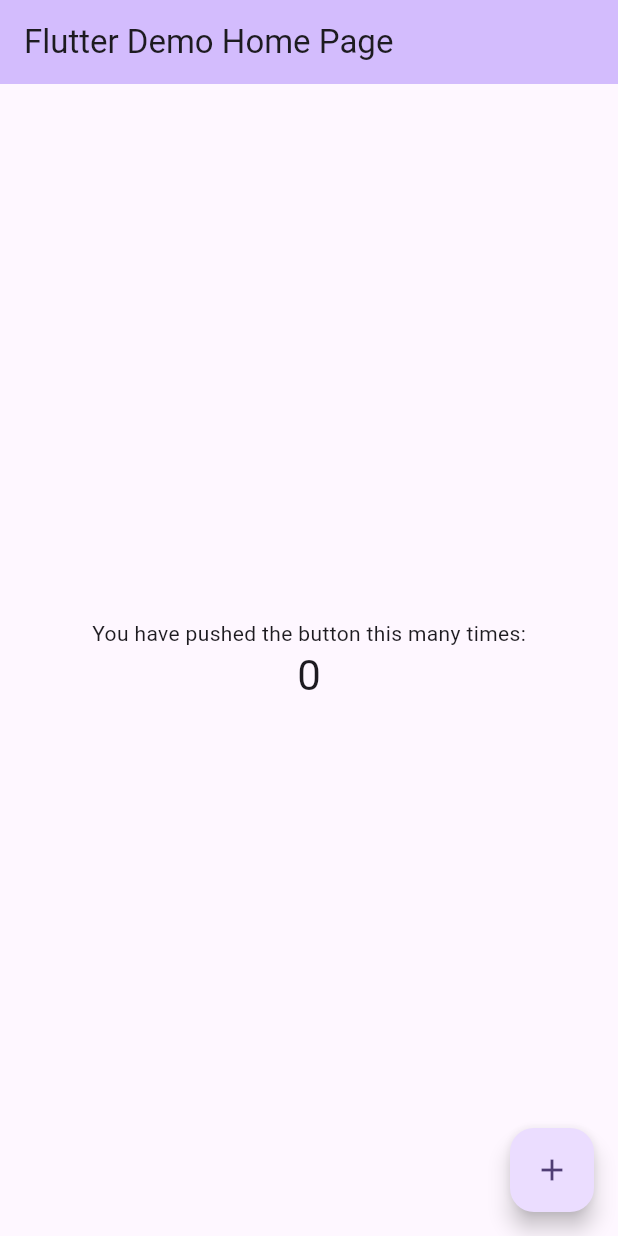
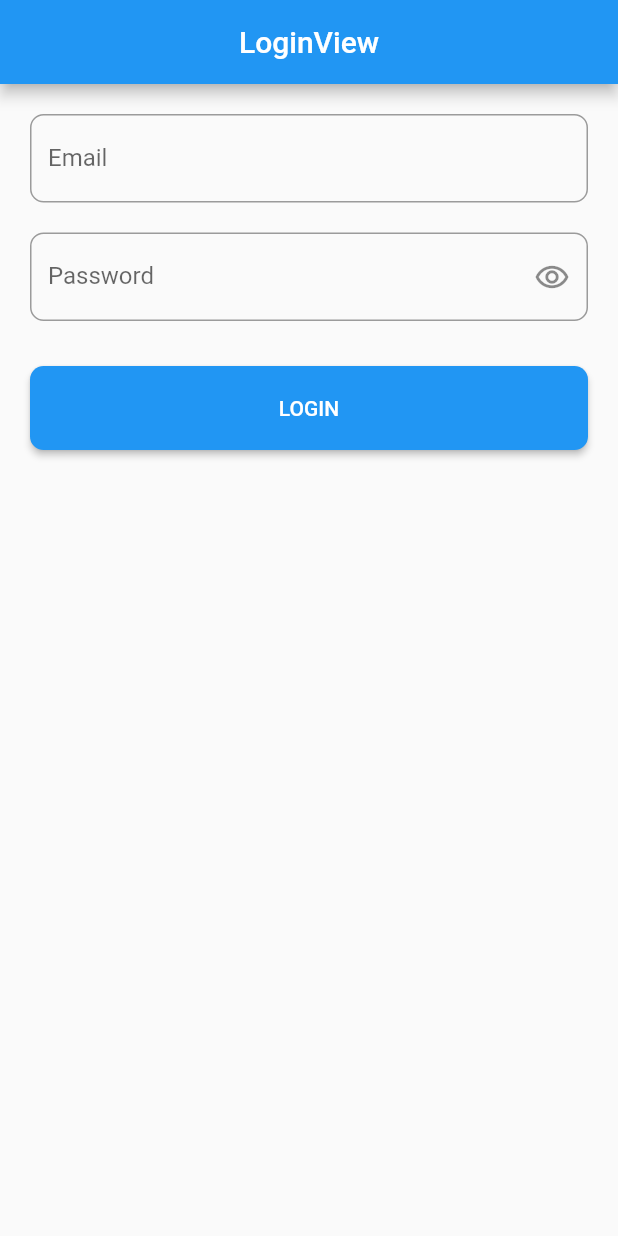
Before and after one commit to HernanFebri/qrcode_app, a Flutter app: the screen it shows after launch, on a phone screen of 412 x 824 dp. Run offline on Flutter 3.47's test engine with Material 3 defaults, Android fonts, the phone set to English and light mode, and no system bars; our stand-ins replace get.

Commit message:
Update Halaman Login

```diff
--- /dev/null
+++ b/lib/app/modules/login/controllers/login_controller.dart
@@ -0,0 +1,5 @@
+import 'package:get/get.dart';
+
+class LoginController extends GetxController {
+  RxBool isHidden = true.obs;
+}
--- /dev/null
+++ b/lib/app/modules/login/views/login_view.dart
@@ -0,0 +1,75 @@
+import 'package:flutter/material.dart';
+
+import 'package:get/get.dart';
+
+import '../controllers/login_controller.dart';
+
+class LoginView extends GetView<LoginController> {
+  LoginView({super.key});
+
+  final TextEditingController emailC = TextEditingController();
+  final TextEditingController passC = TextEditingController();
+
+  @override
+  Widget build(BuildContext context) {
+    return Scaffold(
+      appBar: AppBar(
+        title: const Text('LoginView'),
+        centerTitle: true,
+      ),
+      body: ListView(
+        padding: const EdgeInsets.all(20),
+        children: [
+          TextField(
+            autocorrect: false,
+            controller: emailC,
+            keyboardType: TextInputType.emailAddress,
+            decoration: InputDecoration(
+              labelText: "Email",
+              border: OutlineInputBorder(
+                borderRadius: BorderRadius.circular(9),
+              ),
+            ),
+          ),
+          const SizedBox(
+            height: 20,
+          ),
+          Obx(
+            () => TextField(
+              autocorrect: false,
+              controller: passC,
+              keyboardType: TextInputType.text,
+              obscureText: controller.isHidden.value,
+              decoration: InputDecoration(
+                labelText: "Password",
+                suffixIcon: IconButton(
+                    onPressed: () {
+                      controller.isHidden.toggle();
+                    },
+                    icon: Icon(controller.isHidden.isFalse
+                        ? Icons.remove_red_eye
+                        : Icons.remove_red_eye_outlined)),
+                border: OutlineInputBorder(
+                  borderRadius: BorderRadius.circular(9),
+                ),
+              ),
+            ),
+          ),
+          const SizedBox(
+            height: 30,
+          ),
+          ElevatedButton(
+            onPressed: () {},
+            style: ElevatedButton.styleFrom(
+              shape: RoundedRectangleBorder(
+                borderRadius: BorderRadius.circular(9),
+              ),
+              padding: const EdgeInsets.symmetric(vertical: 20),
+            ),
+            child: const Text("LOGIN"),
+          )
+        ],
+      ),
+    );
+  }
+}
--- a/lib/main.dart
+++ b/lib/main.dart
@@ -1,125 +1,16 @@
 import 'package:flutter/material.dart';
 
+import 'package:get/get.dart';
+
+import 'app/routes/app_pages.dart';
+
 void main() {
-  runApp(const MyApp());
+  runApp(
+    GetMaterialApp(
+      theme: ThemeData(useMaterial3: false),
+      title: "QR Code",
+      initialRoute: Routes.login,
+      getPages: AppPages.routes,
+    ),
+  );
 }
-
-class MyApp extends StatelessWidget {
-  const MyApp({super.key});
-
-  // This widget is the root of your application.
-  @override
-  Widget build(BuildContext context) {
-    return MaterialApp(
-      title: 'Flutter Demo',
-      theme: ThemeData(
-        // This is the theme of your application.
-        //
-        // TRY THIS: Try running your application with "flutter run". You'll see
-        // the application has a purple toolbar. Then, without quitting the app,
-        // try changing the seedColor in the colorScheme below to Colors.green
-        // and then invoke "hot reload" (save your changes or press the "hot
-        // reload" button in a Flutter-supported IDE, or press "r" if you used
-        // the command line to start the app).
-        //
-        // Notice that the counter didn't reset back to zero; the application
-        // state is not lost during the reload. To reset the state, use hot
-        // restart instead.
-        //
-        // This works for code too, not just values: Most code changes can be
-        // tested with just a hot reload.
-        colorScheme: ColorScheme.fromSeed(seedColor: Colors.deepPurple),
-        useMaterial3: true,
-      ),
-      home: const MyHomePage(title: 'Flutter Demo Home Page'),
-    );
-  }
-}
-
-class MyHomePage extends StatefulWidget {
-  const MyHomePage({super.key, required this.title});
-
-  // This widget is the home page of your application. It is stateful, meaning
-  // that it has a State object (defined below) that contains fields that affect
-  // how it looks.
-
-  // This class is the configuration for the state. It holds the values (in this
-  // case the title) provided by the parent (in this case the App widget) and
-  // used by the build method of the State. Fields in a Widget subclass are
-  // always marked "final".
-
-  final String title;
-
-  @override
-  State<MyHomePage> createState() => _MyHomePageState();
-}
-
-class _MyHomePageState extends State<MyHomePage> {
-  int _counter = 0;
-
-  void _incrementCounter() {
-    setState(() {
-      // This call to setState tells the Flutter framework that something has
-      // changed in this State, which causes it to rerun the build method below
-      // so that the display can reflect the updated values. If we changed
-      // _counter without calling setState(), then the build method would not be
-      // called again, and so nothing would appear to happen.
-      _counter++;
-    });
-  }
-
-  @override
-  Widget build(BuildContext context) {
-    // This method is rerun every time setState is called, for instance as done
-    // by the _incrementCounter method above.
-    //
-    // The Flutter framework has been optimized to make rerunning build methods
-    // fast, so that you can just rebuild anything that needs updating rather
-    // than having to individually change instances of widgets.
-    return Scaffold(
-      appBar: AppBar(
-        // TRY THIS: Try changing the color here to a specific color (to
-        // Colors.amber, perhaps?) and trigger a hot reload to see the AppBar
-        // change color while the other colors stay the same.
-        backgroundColor: Theme.of(context).colorScheme.inversePrimary,
-        // Here we take the value from the MyHomePage object that was created by
-        // the App.build method, and use it to set our appbar title.
-        title: Text(widget.title),
-      ),
-      body: Center(
-        // Center is a layout widget. It takes a single child and positions it
-        // in the middle of the parent.
-        child: Column(
-          // Column is also a layout widget. It takes a list of children and
-          // arranges them vertically. By default, it sizes itself to fit its
-          // children horizontally, and tries to be as tall as its parent.
-          //
-          // Column has various properties to control how it sizes itself and
-          // how it positions its children. Here we use mainAxisAlignment to
-          // center the children vertically; the main axis here is the vertical
-          // axis because Columns are vertical (the cross axis would be
-          // horizontal).
-          //
-          // TRY THIS: Invoke "debug painting" (choose the "Toggle Debug Paint"
-          // action in the IDE, or press "p" in the console), to see the
-          // wireframe for each widget.
-          mainAxisAlignment: MainAxisAlignment.center,
-          children: <Widget>[
-            const Text(
-              'You have pushed the button this many times:',
-            ),
-            Text(
-              '$_counter',
-              style: Theme.of(context).textTheme.headlineMedium,
-            ),
-          ],
-        ),
-      ),
-      floatingActionButton: FloatingActionButton(
-        onPressed: _incrementCounter,
-        tooltip: 'Increment',
-        child: const Icon(Icons.add),
-      ), // This trailing comma makes auto-formatting nicer for build methods.
-    );
-  }
-}
```
Also changed, not shown: lib/app/modules/add_product/bindings/add_product_binding.dart (added, +12 -0 lines), lib/app/modules/add_product/controllers/add_product_controller.dart (added, +23 -0 lines), lib/app/modules/add_product/views/add_product_view.dart (added, +24 -0 lines), lib/app/modules/detail_product/bindings/detail_product_binding.dart (added, +12 -0 lines), lib/app/modules/detail_product/controllers/detail_product_controller.dart (added, +23 -0 lines), lib/app/modules/detail_product/views/detail_product_view.dart (added, +24 -0 lines), lib/app/modules/home/bindings/home_binding.dart (added, +12 -0 lines), lib/app/modules/home/controllers/home_controller.dart (added, +23 -0 lines), lib/app/modules/home/views/home_view.dart (added, +24 -0 lines), lib/app/modules/login/bindings/login_binding.dart (added, +12 -0 lines), lib/app/modules/product/bindings/product_binding.dart (added, +12 -0 lines), lib/app/modules/product/controllers/product_controller.dart (added, +23 -0 lines), lib/app/modules/product/views/product_view.dart (added, +24 -0 lines), lib/app/routes/app_pages.dart (added, +46 -0 lines), 3 more files, 3 other files.
